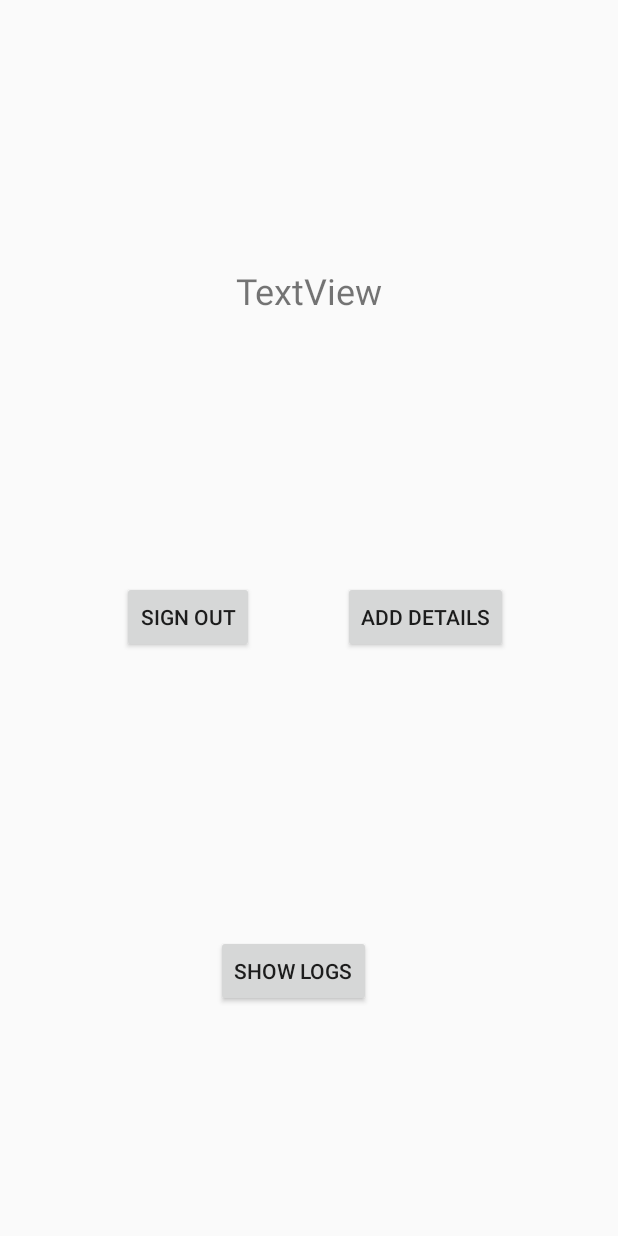
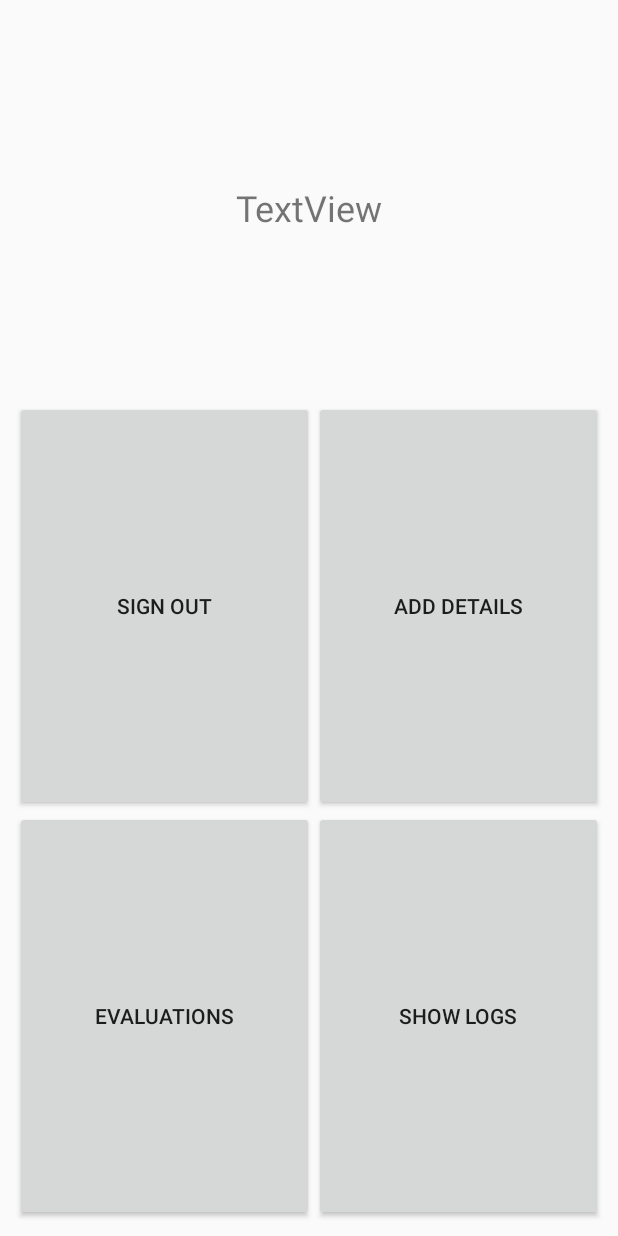
Before and after one commit to tarunlahrod/Student-Evaluation-Project, an Android app: the layout activity_signed_in_main_menu.xml on its own in the app's theme, with its tools: preview values and no code run, on a phone screen of 412 x 824 dp. Run offline under Robolectric (Android 15) with nearby library versions, the phone set to English and light mode, and no system bars.

Commit message:
Added 2 new activities (evaluation activities) and changed the layout of activity_signed_in_main_menu.xml 1. Added Evaluations activities 2. Changed the layout of Signed In Main Menu from (Constraints Layout) to (Constrain (Grid Layout) Layout)

```diff
--- a/app/src/main/AndroidManifest.xml
+++ b/app/src/main/AndroidManifest.xml
@@ -9,7 +9,9 @@
         android:roundIcon="@mipmap/ic_launcher_round"
         android:supportsRtl="true"
         android:theme="@style/AppTheme">
-        <activity android:name=".UserProfileActivity"></activity>
+        <activity android:name=".FacultyEvaluationActivity"></activity>
+        <activity android:name=".StudentEvaluationActivity" />
+        <activity android:name=".UserProfileActivity" />
         <activity android:name=".AddUserDetailsActivity" />
         <activity android:name=".SignedInMainMenuActivity" />
         <activity android:name=".GoogleSignInActivity" />
--- a/app/src/main/java/com/example/studentevaluationproject/UserProfileActivity.java
+++ b/app/src/main/java/com/example/studentevaluationproject/UserProfileActivity.java
@@ -4,11 +4,15 @@ import androidx.appcompat.app.AppCompatActivity;
 
 import android.content.Intent;
 import android.os.Bundle;
+import android.util.Log;
+import android.view.View;
+import android.widget.ProgressBar;
 import android.widget.TextView;
 
 public class UserProfileActivity extends AppCompatActivity {
 
     private TextView nameTV, postTV, rollTV, phoneTV, genderTV, batchTV, branchTV, semesterTV, emailTV;
+
 
     @Override
     protected void onCreate(Bundle savedInstanceState) {
--- a/app/src/main/res/layout/activity_signed_in_main_menu.xml
+++ b/app/src/main/res/layout/activity_signed_in_main_menu.xml
@@ -1,59 +1,78 @@
 <?xml version="1.0" encoding="utf-8"?>
-<androidx.constraintlayout.widget.ConstraintLayout xmlns:android="http://schemas.android.com/apk/res/android"
+<androidx.constraintlayout.widget.ConstraintLayout
+    xmlns:android="http://schemas.android.com/apk/res/android"
     xmlns:app="http://schemas.android.com/apk/res-auto"
     xmlns:tools="http://schemas.android.com/tools"
     android:id="@+id/constraintLayout"
     android:layout_width="match_parent"
     android:layout_height="match_parent"
+    android:padding="10dp"
     android:textAlignment="center"
     tools:context=".SignedInMainMenuActivity">
+
+    <GridLayout
+        android:id="@+id/gridLayout"
+        android:layout_width="match_parent"
+        android:layout_height="match_parent"
+        app:layout_constraintBottom_toBottomOf="parent"
+        app:layout_constraintEnd_toEndOf="parent"
+        app:layout_constraintStart_toStartOf="parent"
+        app:layout_constraintTop_toTopOf="parent">
+
+        <TextView
+            android:id="@+id/textView"
+            android:layout_width="wrap_content"
+            android:layout_height="wrap_content"
+            android:layout_row="0"
+            android:layout_rowWeight="1"
+            android:layout_column="0"
+            android:layout_columnSpan="2"
+            android:layout_columnWeight="1"
+            android:gravity="center"
+            android:text="TextView"
+            android:textAlignment="center"
+            android:textSize="24sp" />
 
         <Button
             android:id="@+id/signOutButton"
             android:layout_width="wrap_content"
             android:layout_height="wrap_content"
-        android:text="Sign Out"
-        app:layout_constraintBottom_toBottomOf="parent"
-        app:layout_constraintEnd_toEndOf="parent"
-        app:layout_constraintHorizontal_bias="0.25"
-        app:layout_constraintStart_toStartOf="parent"
-        app:layout_constraintTop_toTopOf="parent"
-        app:layout_constraintVertical_bias="0.499" />
-
-    <TextView
-        android:id="@+id/textView"
-        android:layout_width="0dp"
-        android:layout_height="wrap_content"
-        android:text="TextView"
-        android:textAlignment="center"
-        android:textSize="24sp"
-        app:layout_constraintBottom_toTopOf="@+id/signOutButton"
-        app:layout_constraintEnd_toEndOf="parent"
-        app:layout_constraintHorizontal_bias="0.5"
-        app:layout_constraintStart_toStartOf="parent"
-        app:layout_constraintTop_toTopOf="parent" />
+            android:layout_row="1"
+            android:layout_rowWeight="1"
+            android:layout_column="0"
+            android:layout_columnWeight="1"
+            android:text="Sign Out" />
 
         <Button
             android:id="@+id/addDetailsButton"
             android:layout_width="wrap_content"
             android:layout_height="wrap_content"
-        android:text="Add Details"
-        app:layout_constraintBottom_toBottomOf="parent"
-        app:layout_constraintEnd_toEndOf="parent"
-        app:layout_constraintHorizontal_bias="0.758"
-        app:layout_constraintStart_toStartOf="parent"
-        app:layout_constraintTop_toTopOf="parent"
-        app:layout_constraintVertical_bias="0.499" />
+            android:layout_row="1"
+            android:layout_rowWeight="1"
+            android:layout_column="1"
+            android:layout_columnWeight="1"
+            android:text="Add Details" />
 
         <Button
             android:id="@+id/showLogsButton"
             android:layout_width="wrap_content"
             android:layout_height="wrap_content"
-        android:text="Show Logs"
-        app:layout_constraintBottom_toBottomOf="parent"
-        app:layout_constraintEnd_toEndOf="parent"
-        app:layout_constraintHorizontal_bias="0.467"
-        app:layout_constraintStart_toStartOf="parent"
-        app:layout_constraintTop_toTopOf="parent"
-        app:layout_constraintVertical_bias="0.803" />
+            android:layout_row="2"
+            android:layout_rowWeight="1"
+            android:layout_column="1"
+            android:layout_columnWeight="1"
+            android:text="Show Logs" />
+
+        <Button
+            android:id="@+id/evaluationButton"
+            android:layout_width="wrap_content"
+            android:layout_height="wrap_content"
+            android:layout_row="2"
+            android:layout_rowWeight="1"
+            android:layout_column="0"
+            android:layout_columnWeight="1"
+            android:text="Evaluations" />
+
+    </GridLayout>
+
 </androidx.constraintlayout.widget.ConstraintLayout>
```
Also changed, not shown: app/src/main/java/com/example/studentevaluationproject/FacultyEvaluationActivity.java (added, +15 -0 lines), app/src/main/java/com/example/studentevaluationproject/SignedInMainMenuActivity.java (+25 -7 lines), app/src/main/java/com/example/studentevaluationproject/StudentEvaluationActivity.java (added, +15 -0 lines), app/src/main/res/layout/activity_faculty_evaluation.xml (added, +9 -0 lines), app/src/main/res/layout/activity_student_evaluation.xml (added, +9 -0 lines). Lines whose indentation alone changed are shown as unchanged.
